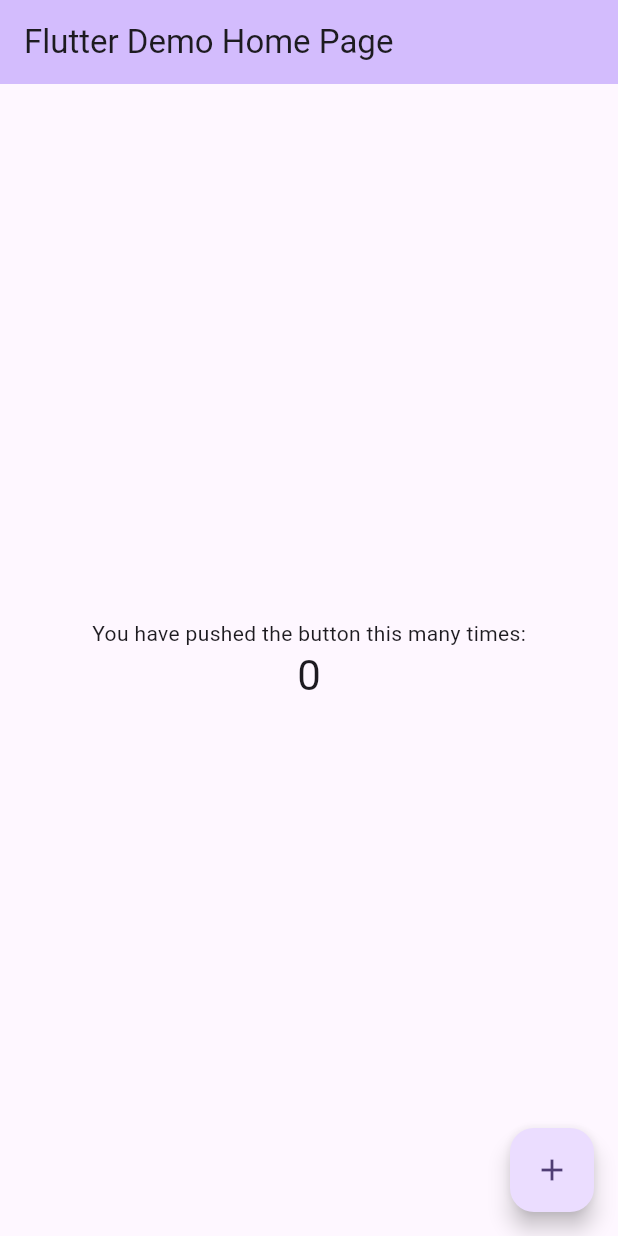
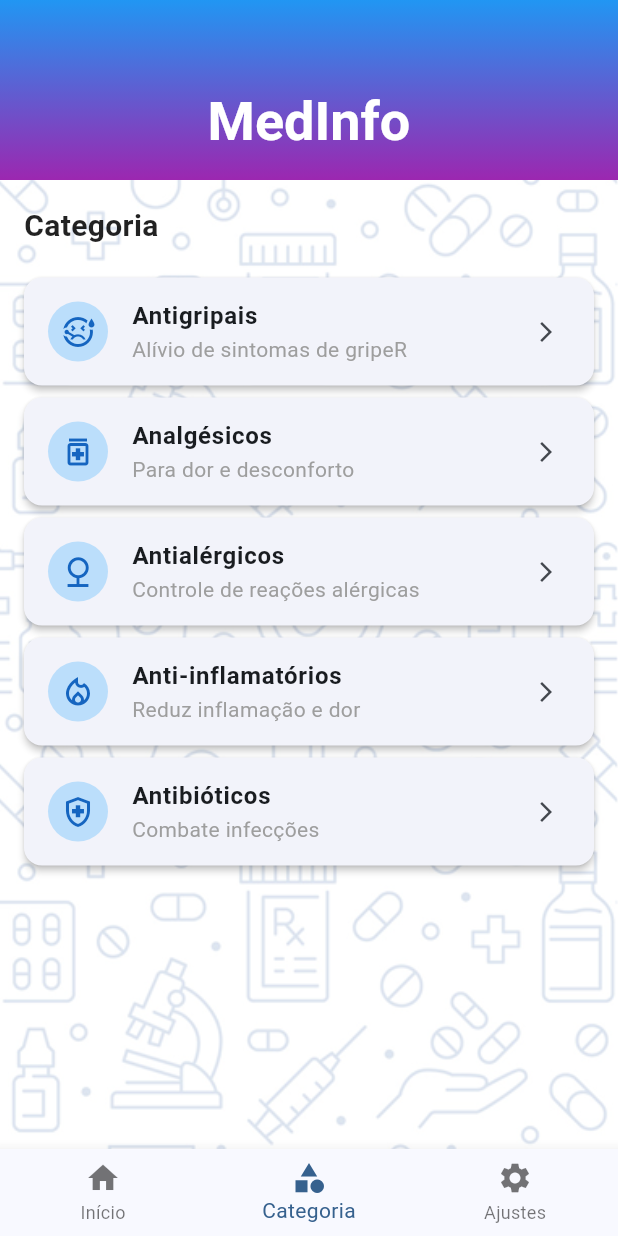
Before and after one commit to LuanVinii/MedInfo, a Flutter app: the screen it shows after launch, on a phone screen of 412 x 824 dp. Run offline on Flutter 3.47's test engine with Material 3 defaults, Android fonts, the phone set to English and light mode, and no system bars.

Commit message:
Minhas alterações do MedInfo

```diff
--- a/lib/main.dart
+++ b/lib/main.dart
@@ -1,67 +1,26 @@
 import 'package:flutter/material.dart';
+import 'widgets/global_background.dart';
+import 'views/categoria_screen.dart';
 
 void main() {
-  runApp(const MyApp());
+  runApp(const MedInfoApp());
 }
 
-class MyApp extends StatelessWidget {
-  const MyApp({super.key});
-
-  // This widget is the root of your application.
-  @override
-  Widget build(BuildContext context) {
-    return MaterialApp(
-      title: 'Flutter Demo',
-      theme: ThemeData(
-        colorScheme: ColorScheme.fromSeed(seedColor: Colors.deepPurple),
-        useMaterial3: true, // Se quiser usar Material 3
-      ),
-      home: const MyHomePage(title: 'Flutter Demo Home Page'),
-    );
-  }
-}
-
-class MyHomePage extends StatefulWidget {
-  const MyHomePage({super.key, required this.title});
-
-  final String title;
-
-  @override
-  State<MyHomePage> createState() => _MyHomePageState();
-}
-
-class _MyHomePageState extends State<MyHomePage> {
-  int _counter = 0;
-
-  void _incrementCounter() {
-    setState(() {
-      _counter++;
-    });
-  }
+class MedInfoApp extends StatelessWidget {
+  const MedInfoApp({super.key});
 
   @override
   Widget build(BuildContext context) {
-    return Scaffold(
-      appBar: AppBar(
-        backgroundColor: Theme.of(context).colorScheme.inversePrimary,
-        title: Text(widget.title),
+    return MaterialApp( // ← MaterialApp DEVE VIR PRIMEIRO
+      title: 'MedInfo',
+      debugShowCheckedModeBanner: false,
+      theme: ThemeData(
+        colorScheme: ColorScheme.fromSeed(seedColor: Colors.blue),
+        useMaterial3: true,
+        scaffoldBackgroundColor: Colors.transparent,
       ),
-      body: Center(
-        child: Column(
-          mainAxisAlignment: MainAxisAlignment.center,
-          children: <Widget>[
-            const Text('You have pushed the button this many times:'),
-            Text(
-              '$_counter',
-              style: Theme.of(context).textTheme.headlineMedium,
-            ),
-          ],
-        ),
-      ),
-      floatingActionButton: FloatingActionButton(
-        onPressed: _incrementCounter,
-        tooltip: 'Increment',
-        child: const Icon(Icons.add),
+      home: GlobalBackground( // ← GlobalBackground DENTRO do home
+        child: CategoriaScreen(),
       ),
     );
   }
--- a/lib/views/categoria_screen.dart
+++ b/lib/views/categoria_screen.dart
@@ -0,0 +1,183 @@
+import 'package:flutter/material.dart';
+import '../models/categoria.dart';
+
+class CategoriaScreen extends StatelessWidget {
+  // REMOVER O 'const' DO CONSTRUTOR
+  CategoriaScreen({Key? key}) : super(key: key);
+
+  // Lista de categorias (agora funciona porque o construtor não é mais const)
+  final List<Categoria> _categorias = [
+    Categoria(
+      id: 1,
+      nome: 'Antigripais',
+      descricao: 'Alívio de sintomas de gripeR',
+      icone: 'sick_outlined',
+    ),
+    Categoria(
+      id: 2,
+      nome: 'Analgésicos',
+      descricao: 'Para dor e desconforto',
+      icone: 'medication_outlined',
+    ),
+    Categoria(
+      id: 3,
+      nome: 'Antialérgicos',
+      descricao: 'Controle de reações alérgicas',
+      icone: 'nature_outlined',
+    ),
+    Categoria(
+      id: 4,
+      nome: 'Anti-inflamatórios',
+      descricao: 'Reduz inflamação e dor',
+      icone: 'local_fire_department_outlined',
+    ),
+    Categoria(
+      id: 5,
+      nome: 'Antibióticos',
+      descricao: 'Combate infecções',
+      icone: 'health_and_safety_outlined',
+    ),
+  ];
+
+  // Método para converter string em IconData
+  IconData _getIconData(String iconName) {
+    switch (iconName) {
+      case 'sick_outlined':
+        return Icons.sick_outlined;
+      case 'medication_outlined':
+        return Icons.medication_outlined;
+      case 'nature_outlined':
+        return Icons.nature_outlined;
+      case 'local_fire_department_outlined':
+        return Icons.local_fire_department_outlined;
+      case 'health_and_safety_outlined':
+        return Icons.health_and_safety_outlined;
+      default:
+        return Icons.medication_outlined;
+    }
+  }
+
+  @override
+  Widget build(BuildContext context) {
+    return Scaffold(
+      backgroundColor: Colors.transparent,
+      body: CustomScrollView(
+        slivers: [
+          SliverAppBar(
+            backgroundColor: Colors.transparent,
+            expandedHeight: 120.0,
+            flexibleSpace: FlexibleSpaceBar(
+              title: const Text(
+                'MedInfo',
+                style: TextStyle(
+                  color: Colors.white,
+                  fontWeight: FontWeight.bold,
+                  fontSize: 24,
+                ),
+              ),
+              centerTitle: true,
+              background: Container(
+                decoration: const BoxDecoration(
+                  gradient: LinearGradient(
+                    begin: Alignment.topCenter,
+                    end: Alignment.bottomCenter,
+                    colors: [Colors.blue, Colors.purple],
+                  ),
+                ),
+              ),
+            ),
+          ),
+
+          const SliverToBoxAdapter(
+            child: Padding(
+              padding: EdgeInsets.all(16.0),
+              child: Text(
+                'Categoria',
+                style: TextStyle(
+                  fontSize: 20,
+                  fontWeight: FontWeight.bold,
+                  color: Colors.black87,
+                ),
+              ),
+            ),
+          ),
+
+          SliverList(
+            delegate: SliverChildBuilderDelegate(
+              (context, index) {
+                final categoria = _categorias[index];
+                return _buildItemCategoria(categoria, context);
+              },
+              childCount: _categorias.length,
+            ),
+          ),
+        ],
+      ),
+
+      bottomNavigationBar: BottomNavigationBar(
+        type: BottomNavigationBarType.fixed,
+        items: const [
+          BottomNavigationBarItem(
+            icon: Icon(Icons.home),
+            label: 'Início',
+          ),
+          BottomNavigationBarItem(
+            icon: Icon(Icons.category),
+            label: 'Categoria',
+          ),
+          BottomNavigationBarItem(
+            icon: Icon(Icons.settings),
+            label: 'Ajustes',
+          ),
+        ],
+        currentIndex: 1,
+        onTap: (index) {
+          // Navegação será implementada depois
+        },
+      ),
+    );
+  }
+
+  Widget _buildItemCategoria(Categoria categoria, BuildContext context) {
+    return Card(
+      margin: const EdgeInsets.symmetric(horizontal: 16.0, vertical: 4.0),
+      elevation: 2,
+      child: ListTile(
+        leading: CircleAvatar(
+          backgroundColor: Colors.blue.shade100,
+          child: Icon(
+            _getIconData(categoria.icone),
+            color: Colors.blue.shade800,
+          ),
+        ),
+        title: Text(
+          categoria.nome,
+          style: const TextStyle(
+            fontWeight: FontWeight.bold,
+            fontSize: 16,
+          ),
+        ),
+        subtitle: Text(
+          categoria.descricao,
+          style: const TextStyle(
+            color: Colors.grey,
+            fontSize: 14,
+          ),
+        ),
+        trailing: const Icon(Icons.arrow_forward_ios, size: 16),
+        onTap: () {
+          _navegarParaMedicamentos(categoria, context);
+        },
+      ),
+    );
+  }
+
+  void _navegarParaMedicamentos(Categoria categoria, BuildContext context) {
+    ScaffoldMessenger.of(context).showSnackBar(
+      SnackBar(
+        content: Text('Navegar para medicamentos de ${categoria.nome}'),
+        duration: const Duration(seconds: 1),
+      ),
+    );
+  }
+}
--- /dev/null
+++ b/lib/widgets/global_background.dart
@@ -0,0 +1,30 @@
+import 'package:flutter/material.dart';
+
+class GlobalBackground extends StatelessWidget {
+  final Widget child;
+
+  const GlobalBackground({
+    Key? key,
+    required this.child,
+  }) : super(key: key);
+
+  @override
+  Widget build(BuildContext context) {
+    return Stack(
+      children: [
+
+        Container(color: Colors.white),
+
+        Positioned.fill(
+          child: Image.asset(
+            'assets/images/background.png',
+            fit: BoxFit.cover,
+          ),
+        ),
+
+
+        child,
+      ],
+    );
+  }
+}
--- a/pubspec.yaml
+++ b/pubspec.yaml
@@ -1,5 +1,5 @@
-name: medinfo
-description: "A new Flutter project."
+name: MedInfo
+description: "MedInfo"
 # The following line prevents the package from being accidentally published to
 # pub.dev using `flutter pub publish`. This is preferred for private packages.
 publish_to: 'none' # Remove this line if you wish to publish to pub.dev
@@ -58,7 +58,7 @@ flutter:
   uses-material-design: true
 
   assets:
-    - assets/images/
+    - assets/images/background.png
   # To add assets to your application, add an assets section, like this:
   # assets:
   #   - images/a_dot_burr.jpeg
```
Also changed, not shown: 1 other file.
